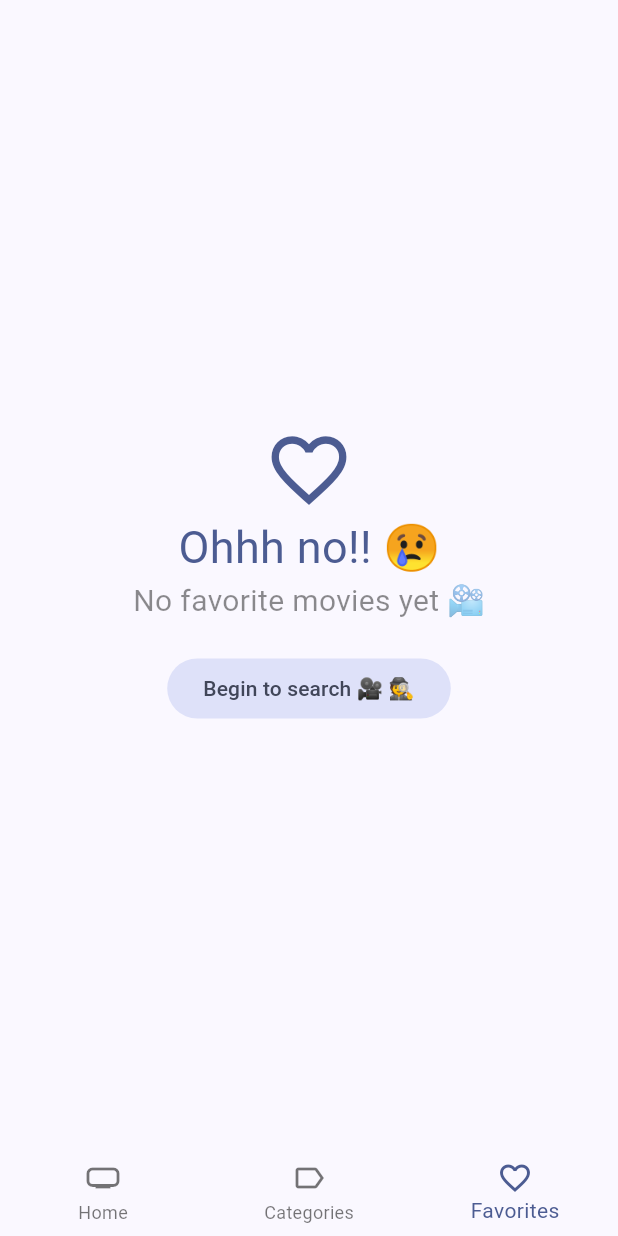
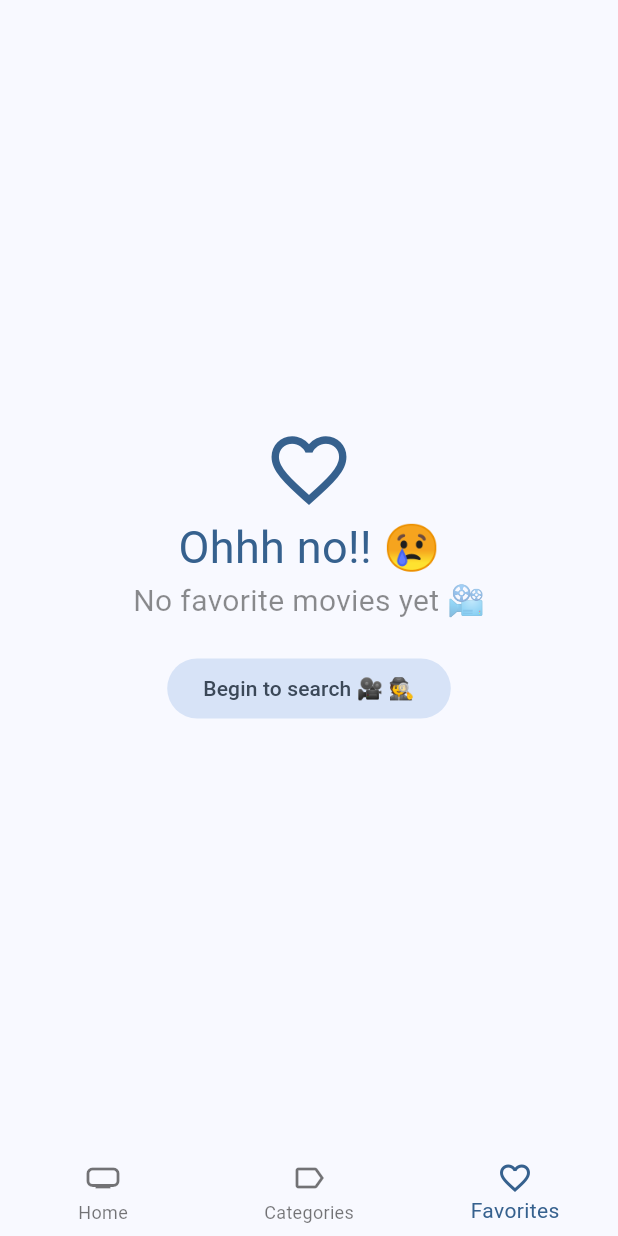
Before and after one commit to CosmicTiger/cinemapedia_app, a Flutter app: the screen it shows after launch, item 3 of the bottom bar chosen, on a phone screen of 412 x 824 dp. Run offline on Flutter 3.47's test engine with Material 3 defaults, Android fonts, the phone set to English and light mode, and no system bars; our stand-ins replace animate_do, card_swiper, dio, flutter_dotenv, flutter_riverpod, go_router and 2 more; accounts and stored records are empty; generated files the repository leaves out were written again; network calls fail.

Commit message:
✨ feature: add dark mode configurations

```diff
--- a/lib/config/constants/environment.dart
+++ b/lib/config/constants/environment.dart
@@ -2,4 +2,6 @@ import 'package:flutter_dotenv/flutter_dotenv.dart';
 
 class Environment {
   static String movieDBAPIKey = dotenv.env['THE_MOVIEDB_KEY'] ?? 'No API Key';
+  static bool isDebugModeOn =
+      bool.fromEnvironment('DEBUG', defaultValue: false);
 }
--- a/lib/config/theme/app_theme.dart
+++ b/lib/config/theme/app_theme.dart
@@ -1,8 +1,38 @@
 import 'package:flutter/material.dart';
 
+const colorList = <Color>[
+  Colors.blue,
+  Colors.teal,
+  Colors.green,
+  Colors.red,
+  Colors.purple,
+  Colors.deepPurple,
+  Colors.orange,
+  Colors.pink,
+  Colors.pinkAccent,
+];
+
 class AppTheme {
+  final int selectedColor;
+  final bool isDarkMode;
+
+  AppTheme({this.selectedColor = 0, this.isDarkMode = false})
+      : assert(selectedColor >= 0, 'Selected color must be greater than 0'),
+        assert(selectedColor < colorList.length,
+            'Selected color must be less than ${colorList.length - 1}');
+
   ThemeData getTheme() => ThemeData(
-        useMaterial3: true,
-        colorSchemeSeed: const Color(0xFF2862F5),
-      );
+      useMaterial3: true,
+      brightness: isDarkMode ? Brightness.dark : Brightness.light,
+      colorSchemeSeed: colorList[selectedColor],
+      appBarTheme: AppBarTheme(
+        centerTitle: false,
+      ));
+
+  AppTheme copyWith({int? selectedColor, bool? isDarkMode}) {
+    return AppTheme(
+      selectedColor: selectedColor ?? this.selectedColor,
+      isDarkMode: isDarkMode ?? this.isDarkMode,
+    );
+  }
 }
--- a/lib/main.dart
+++ b/lib/main.dart
@@ -1,3 +1,5 @@
+import 'package:cinemapedia_app/config/constants/environment.dart';
+import 'package:cinemapedia_app/presentation/providers/providers.dart';
 import 'package:flutter/material.dart';
 import 'package:flutter_dotenv/flutter_dotenv.dart';
 
@@ -10,15 +12,17 @@ Future<void> main() async {
   runApp(ProviderScope(child: MainApp()));
 }
 
-class MainApp extends StatelessWidget {
+class MainApp extends ConsumerWidget {
   const MainApp({super.key});
 
   @override
-  Widget build(BuildContext context) {
+  Widget build(BuildContext context, WidgetRef ref) {
+    final AppTheme appTheme = ref.watch(themeNotifierProvider);
+
     return MaterialApp.router(
       routerConfig: appRouter,
-      debugShowCheckedModeBanner: false,
-      theme: AppTheme().getTheme(),
+      debugShowCheckedModeBanner: Environment.isDebugModeOn,
+      theme: appTheme.getTheme(),
     );
   }
 }
--- a/lib/presentation/providers/providers.dart
+++ b/lib/presentation/providers/providers.dart
@@ -10,3 +10,5 @@ export 'package:cinemapedia_app/presentation/providers/search/search_movies_prov
 export 'package:cinemapedia_app/presentation/providers/storage/local_storage_provider.dart';
 
 export 'package:cinemapedia_app/presentation/providers/storage/favorites_movies_provider.dart';
+
+export 'package:cinemapedia_app/presentation/providers/theme/theme_provider.dart';
```
Also changed, not shown: lib/presentation/providers/theme/theme_provider.dart (added, +33 -0 lines), lib/presentation/widgets/shared/custom_appbar.dart (+11 -1 lines).
